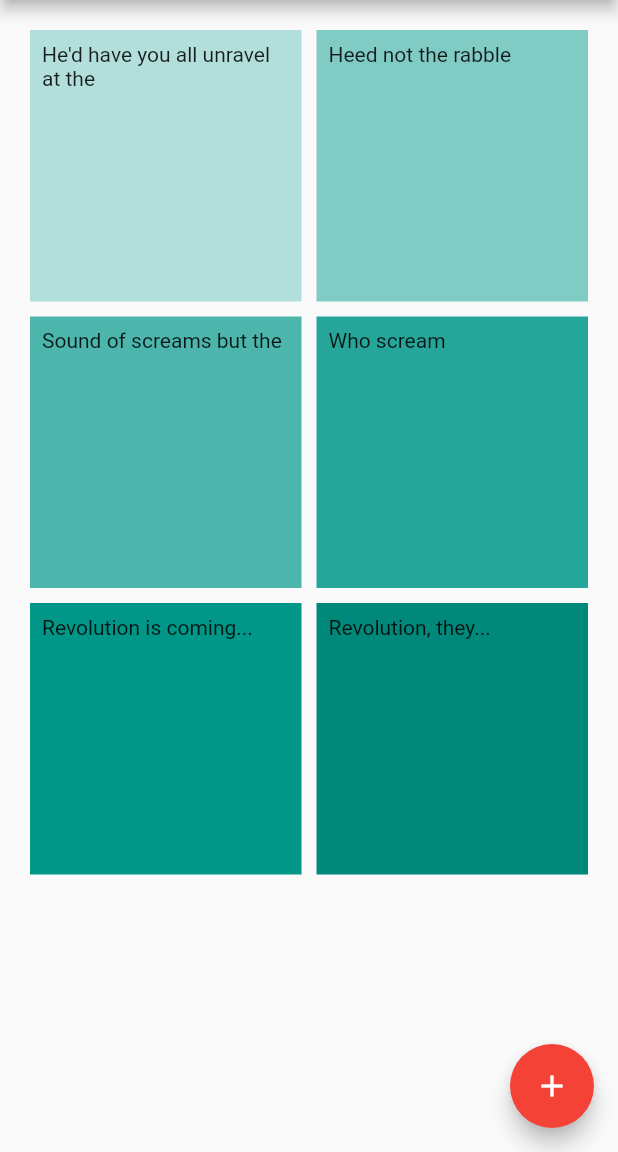
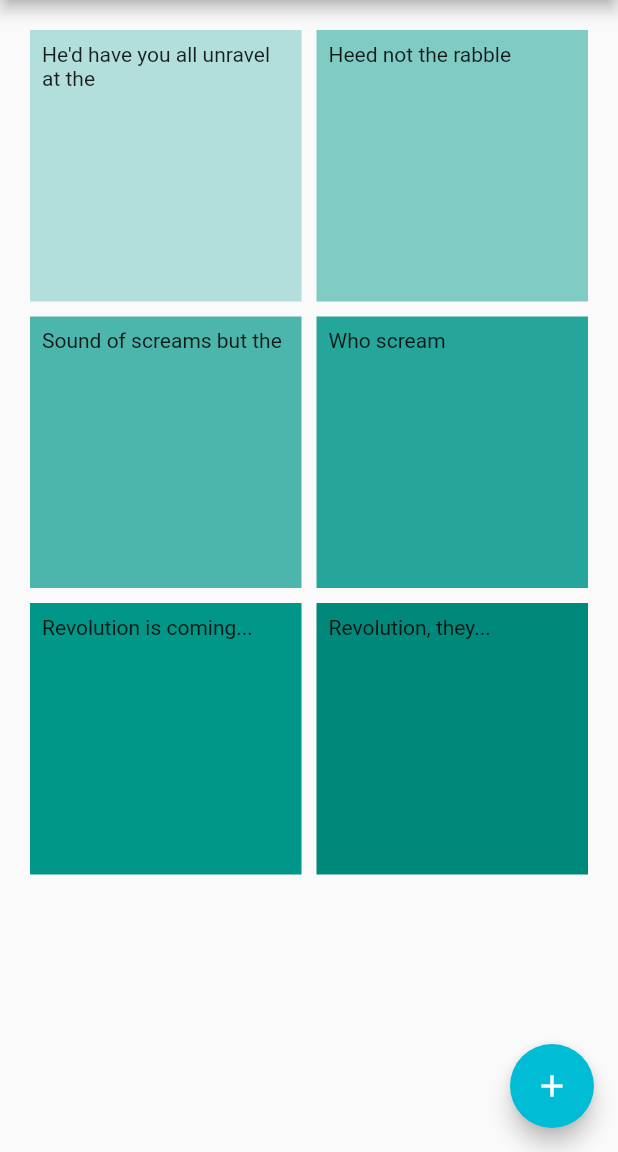
Before and after one commit to acmUR/mental_health_app, a Flutter app: the screen it shows after launch, on a phone screen of 412 x 824 dp, the part 84-1236 px from its top. Run offline on Flutter 3.47's test engine with Material 2 defaults, Android fonts, the phone set to English and light mode, and no system bars.

Commit message:
zander changed the background color to cyan

```diff
--- a/lib/main.dart
+++ b/lib/main.dart
@@ -120,7 +120,7 @@ class _MyHomePageState extends State<MyHomePage> {
         onPressed: _incrementCounter,
         tooltip: 'Increment',
         child: const Icon(Icons.add),
-        backgroundColor: Colors.red,
+        backgroundColor: Colors.cyan,
       ), // This trailing comma makes auto-formatting nicer for build methods.
     );
   }
```
